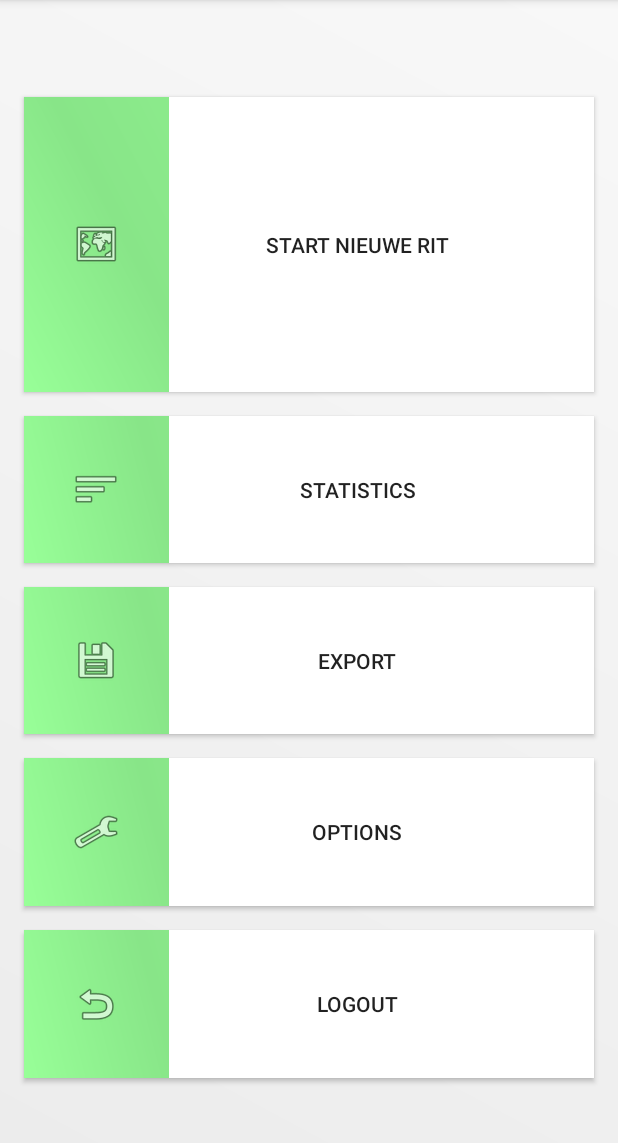
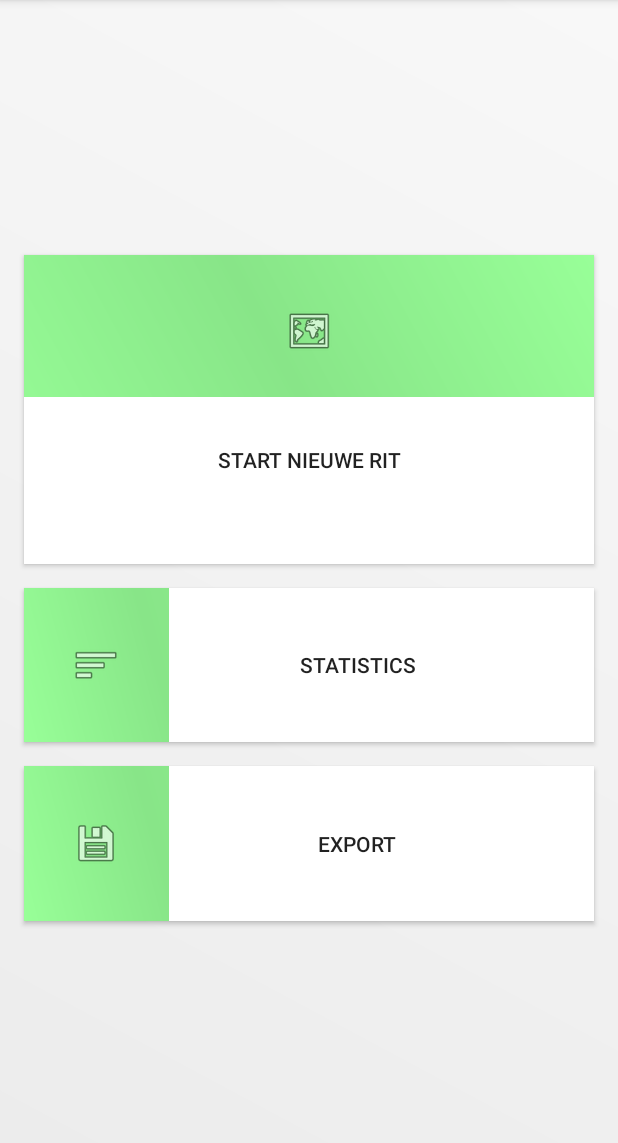
Before and after one commit to Lyr-7D1h/asodo, an Android app: the MainActivity screen opened directly, with no data from a screen before it, on a phone screen of 412 x 824 dp, the part 84-1227 px from its top. Run offline under Robolectric (Android 15) with nearby library versions, the phone set to English and light mode, and no system bars; 4 statements that could not run were skipped.

Commit message:
main activity layout aangepast startknop xml file

```diff
--- /dev/null
+++ b/app/src/main/res/drawable/startbutton.xml
@@ -0,0 +1,30 @@
+<?xml version="1.0" encoding="utf-8"?>
+
+<layer-list xmlns:android="http://schemas.android.com/apk/res/android">
+
+    <item>
+        <shape>
+            <gradient
+                android:angle="225"
+                android:centerColor="#88e588"
+                android:startColor="#98ff98"
+                android:endColor="#98ff98"
+                android:type="linear"
+                />
+            <padding
+                android:top="25dp"/>
+
+        </shape>
+    </item>
+    <item
+
+        android:top="70dp">
+
+        <shape>
+            <padding
+                android:top="10dp"/>
+            <solid android:color="@android:color/white" />
+        </shape>
+    </item>
+
+</layer-list>
--- a/app/src/main/res/layout/activity_main.xml
+++ b/app/src/main/res/layout/activity_main.xml
@@ -33,8 +33,8 @@
             android:layout_marginTop="16dp"
             android:layout_marginEnd="8dp"
             android:layout_weight="30"
-            android:background="@drawable/menubuttons"
-            android:drawableStart="@android:drawable/ic_menu_mapmode"
+            android:background="@drawable/startbutton"
+            android:drawableTop="@android:drawable/ic_menu_mapmode"
             android:text="Start nieuwe rit"
             app:layout_constraintEnd_toEndOf="parent"
             app:layout_constraintHorizontal_bias="0.974"
@@ -75,40 +75,40 @@
             app:layout_constraintStart_toStartOf="parent"
             tools:layout_editor_absoluteY="16dp" />
 
-        <Button
-            android:id="@+id/options"
-            android:layout_width="match_parent"
-            android:layout_height="0dp"
-            android:layout_marginStart="8dp"
-            android:layout_marginTop="16dp"
-            android:layout_marginEnd="8dp"
-            android:layout_weight="15"
-            android:background="@drawable/menubuttons"
-            android:drawableStart="@android:drawable/ic_menu_manage"
+        <!--<Button-->
+            <!--android:id="@+id/options"-->
+            <!--android:layout_width="match_parent"-->
+            <!--android:layout_height="0dp"-->
+            <!--android:layout_marginStart="8dp"-->
+            <!--android:layout_marginTop="16dp"-->
+            <!--android:layout_marginEnd="8dp"-->
+            <!--android:layout_weight="15"-->
+            <!--android:background="@drawable/menubuttons"-->
+            <!--android:drawableStart="@android:drawable/ic_menu_manage"-->
 
-            android:text="Options"
-            android:textAlignment="center"
-            app:layout_constraintEnd_toEndOf="parent"
-            app:layout_constraintHorizontal_bias="0.974"
-            app:layout_constraintStart_toStartOf="parent"
-            tools:layout_editor_absoluteY="16dp" />
+            <!--android:text="Options"-->
+            <!--android:textAlignment="center"-->
+            <!--app:layout_constraintEnd_toEndOf="parent"-->
+            <!--app:layout_constraintHorizontal_bias="0.974"-->
+            <!--app:layout_constraintStart_toStartOf="parent"-->
+            <!--tools:layout_editor_absoluteY="16dp" />-->
 
-        <Button
-            android:id="@+id/logout"
-            android:layout_width="match_parent"
-            android:layout_height="0dp"
-            android:layout_marginStart="8dp"
-            android:layout_marginTop="16dp"
-            android:layout_marginEnd="8dp"
-            android:layout_weight="15"
-            android:background="@drawable/menubuttons"
-            android:drawableStart="@android:drawable/ic_menu_revert"
-            android:drawableLeft="@android:drawable/ic_menu_revert"
-            android:text="Logout"
-            app:layout_constraintEnd_toEndOf="parent"
-            app:layout_constraintHorizontal_bias="0.974"
-            app:layout_constraintStart_toStartOf="parent"
-            tools:layout_editor_absoluteY="16dp" />
+        <!--<Button-->
+            <!--android:id="@+id/logout"-->
+            <!--android:layout_width="match_parent"-->
+            <!--android:layout_height="0dp"-->
+            <!--android:layout_marginStart="8dp"-->
+            <!--android:layout_marginTop="16dp"-->
+            <!--android:layout_marginEnd="8dp"-->
+            <!--android:layout_weight="15"-->
+            <!--android:background="@drawable/menubuttons"-->
+            <!--android:drawableStart="@android:drawable/ic_menu_revert"-->
+            <!--android:drawableLeft="@android:drawable/ic_menu_revert"-->
+            <!--android:text="Logout"-->
+            <!--app:layout_constraintEnd_toEndOf="parent"-->
+            <!--app:layout_constraintHorizontal_bias="0.974"-->
+            <!--app:layout_constraintStart_toStartOf="parent"-->
+            <!--tools:layout_editor_absoluteY="16dp" />-->
 
     </LinearLayout>
 
```
Also changed, not shown: app/src/main/res/drawable-xhdpi/startknop.xml (deleted, +0 -46 lines).
